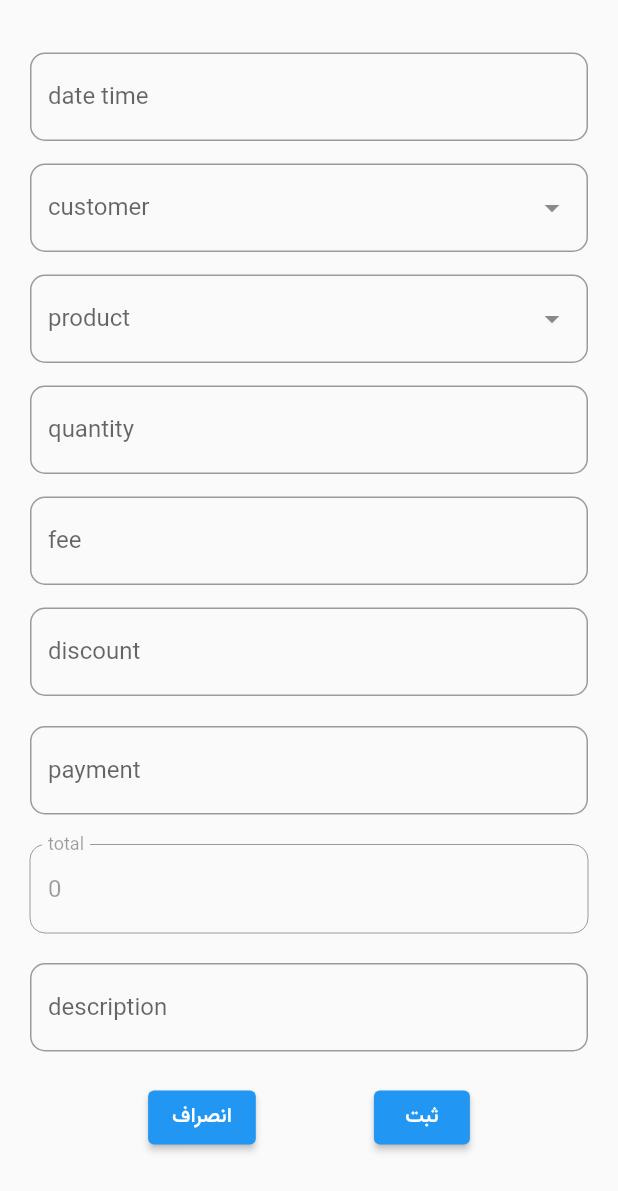
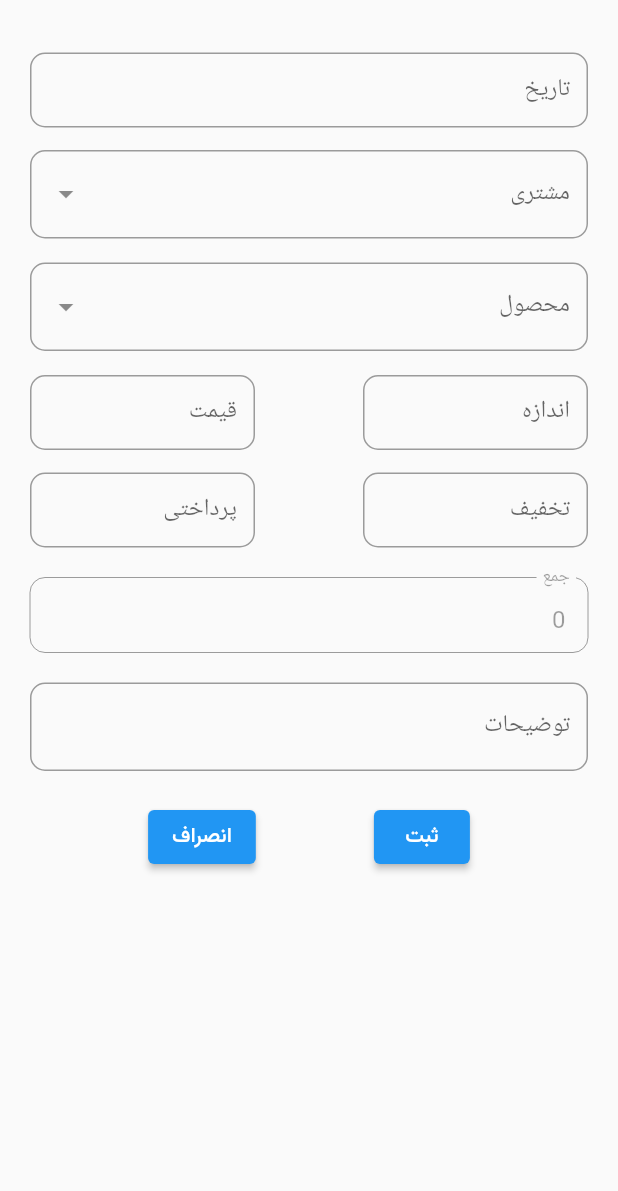
Before and after one commit to Galavani1994/accounting, a Flutter app: the Add screen opened directly, on a phone screen of 412 x 824 dp. Shown: the top 1191 px of the screen. Run offline on Flutter 3.47's test engine with Material 2 defaults, Android fonts, the phone set to English and light mode, and no system bars; drawn by our look-alikes of dropdown_search; our stand-ins replace pie_chart, quickalert, sqflite; missing offline and left inert: dart:ffi, persian_datetime_picker; accounts and stored records are empty.

```diff
--- a/lib/sale/Add.dart
+++ b/lib/sale/Add.dart
@@ -27,7 +27,8 @@ class _AddState extends State<Add> {
   TextEditingController paymentController = TextEditingController();
   TextEditingController totalController = TextEditingController(text: "0");
   TextEditingController descriptionController = TextEditingController();
-  TextEditingController dateTimeController = TextEditingController(text: Jalali.fromDateTime(DateTime.now()).formatCompactDate().toString());
+  TextEditingController dateTimeController = TextEditingController(
+      text: Jalali.fromDateTime(DateTime.now()).formatCompactDate().toString());
 
   var selectedCustomer;
   var selectedProduct;
@@ -36,11 +37,12 @@ class _AddState extends State<Add> {
 
   @override
   Widget build(BuildContext context) {
-
     return Scaffold(
       body: Padding(
         padding: const EdgeInsets.all(20.0),
         child: SingleChildScrollView(
+          child: Directionality(
+            textDirection: TextDirection.rtl,
             child: Column(
               crossAxisAlignment: CrossAxisAlignment.start,
               children: <Widget>[
@@ -51,21 +53,32 @@ class _AddState extends State<Add> {
                   controller: dateTimeController,
                   decoration: InputDecoration(
                       border: OutlineInputBorder(
-                        borderRadius: BorderRadius.all(Radius.circular(10))),
-                    labelText: "date time"),
+                          borderRadius: BorderRadius.all(Radius.circular(10)),
+                      ),
+                      labelText: "تاریخ",
+                  constraints: BoxConstraints.tightFor(height: 50)
+                  ),
                 ),
                 SizedBox(height: 15),
                 f_customer(),
                 SizedBox(height: 15),
                 f_product(),
                 SizedBox(height: 15),
+                Row(
+                  mainAxisAlignment: MainAxisAlignment.spaceBetween,
+                  children: [
                     f_quantity(),
+                    f_fee(),
+                  ],
+                ),
                 SizedBox(height: 15),
-              f_fee(),
-              SizedBox(height: 15),
+                Row(
+                  mainAxisAlignment: MainAxisAlignment.spaceBetween,
+                  children: [
                     f_discount(),
-              SizedBox(height: 20),
                     f_payment(),
+                  ],
+                ),
                 SizedBox(height: 20),
                 f_total(),
                 SizedBox(height: 20),
@@ -74,6 +87,15 @@ class _AddState extends State<Add> {
                 Row(
                   mainAxisAlignment: MainAxisAlignment.spaceEvenly,
                   children: [
+
+                    ElevatedButton(
+                        onPressed: () {
+                          save(context);
+                        },
+                        child: Text(
+                          "ثبت",
+                          style: TextStyle(fontFamily: "Vazir"),
+                        )),
                     ElevatedButton(
                         onPressed: () {
                           Navigator.of(context, rootNavigator: true).pop();
@@ -82,17 +104,10 @@ class _AddState extends State<Add> {
                           "انصراف",
                           style: TextStyle(fontFamily: "Vazir"),
                         )),
-                  ElevatedButton(
-                      onPressed: () {
-                        save(context);
-                      },
-                      child: Text(
-                        "ثبت",
-                        style: TextStyle(fontFamily: "Vazir"),
-                      )),
                   ],
                 )
               ],
+            ),
           ),
         ),
       ),
@@ -108,9 +123,11 @@ class _AddState extends State<Add> {
       onChanged: (Customer? data) => selectedCustomer = data?.id,
       dropdownDecoratorProps: DropDownDecoratorProps(
         dropdownSearchDecoration: InputDecoration(
-          labelText: "customer",
+          labelText: "مشتری",
           border: OutlineInputBorder(
               borderRadius: BorderRadius.all(Radius.circular(10))),
+          constraints: BoxConstraints.tightFor(height: 60)
+
         ),
       ),
     );
@@ -125,9 +142,10 @@ class _AddState extends State<Add> {
       onChanged: (Product? data) => selectedProduct = data?.id,
       dropdownDecoratorProps: DropDownDecoratorProps(
         dropdownSearchDecoration: InputDecoration(
-          labelText: "product",
+          labelText: "محصول",
           border: OutlineInputBorder(
               borderRadius: BorderRadius.all(Radius.circular(10))),
+          constraints: BoxConstraints.tightFor(height: 60)
         ),
       ),
     );
@@ -141,9 +159,8 @@ class _AddState extends State<Add> {
       decoration: const InputDecoration(
           border: OutlineInputBorder(
               borderRadius: BorderRadius.all(Radius.circular(10))),
-        hintText: 'Enter your quantity',
-        labelText: 'quantity',
-      ),
+          labelText: 'اندازه',
+          constraints: BoxConstraints.tightFor(width: 150,height: 50)),
     );
   }
 
@@ -155,9 +172,8 @@ class _AddState extends State<Add> {
       decoration: const InputDecoration(
           border: OutlineInputBorder(
               borderRadius: BorderRadius.all(Radius.circular(10))),
-        hintText: 'Enter fee',
-        labelText: 'fee',
-      ),
+          labelText: 'قیمت',
+          constraints: BoxConstraints.tightFor(width: 150,height: 50)),
       inputFormatters: [ThousandsSeparatorInputFormatter()],
     );
   }
@@ -170,9 +186,8 @@ class _AddState extends State<Add> {
       decoration: const InputDecoration(
           border: OutlineInputBorder(
               borderRadius: BorderRadius.all(Radius.circular(10))),
-        hintText: 'Enter discount',
-        labelText: 'discount',
-      ),
+          labelText: 'تخفیف',
+          constraints: BoxConstraints.tightFor(width: 150, height: 50)),
       inputFormatters: [ThousandsSeparatorInputFormatter()],
     );
   }
@@ -185,9 +200,8 @@ class _AddState extends State<Add> {
       decoration: const InputDecoration(
           border: OutlineInputBorder(
               borderRadius: BorderRadius.all(Radius.circular(10))),
-        hintText: 'Enter payment',
-        labelText: 'payment',
-      ),
+          labelText: 'پرداختی',
+          constraints: BoxConstraints.tightFor(width: 150, height: 50)),
       inputFormatters: [ThousandsSeparatorInputFormatter()],
     );
   }
@@ -199,7 +213,8 @@ class _AddState extends State<Add> {
       decoration: InputDecoration(
           border: OutlineInputBorder(
               borderRadius: BorderRadius.all(Radius.circular(10))),
-          labelText: "total"),
+          labelText: "جمع",
+      constraints: BoxConstraints.tightFor(height: 50)),
       keyboardType: TextInputType.number,
       inputFormatters: [ThousandsSeparatorInputFormatter()],
     );
@@ -211,7 +226,7 @@ class _AddState extends State<Add> {
       decoration: InputDecoration(
           border: OutlineInputBorder(
               borderRadius: BorderRadius.all(Radius.circular(10))),
-          labelText: "description"),
+          labelText: "توضیحات"),
     );
   }
 
@@ -289,6 +304,7 @@ class _AddState extends State<Add> {
     showAlert(context);
     FocusScope.of(context).unfocus();
   }
+
   void showAlert(BuildContext context) {
     QuickAlert.show(
         context: context,
--- a/pubspec.yaml
+++ b/pubspec.yaml
@@ -35,6 +35,9 @@ dependencies:
   dropdown_search: ^5.0.6
   intl: ^0.18.0
   persian_datetime_picker: ^2.5.0
+  auto_route: ^6.2.0
+  pie_chart: ^5.0.0
+  syncfusion_flutter_charts: ^21.1.39
 
   # The following adds the Cupertino Icons font to your application.
   # Use with the CupertinoIcons class for iOS style icons.
@@ -47,6 +50,7 @@ dev_dependencies:
   flutter_test:
     sdk: flutter
   floor_generator: ^1.4.1
+  auto_route_generator: ^6.2.0
   build_runner: ^2.1.2
   flutter_launcher_icons: "^0.12.0"
 
```
Also changed, not shown: lib/homePage.dart (added, +19 -0 lines), lib/report/SimpleChart.dart (added, +74 -0 lines), lib/report/repot.dart (+7 -3 lines), pubspec.lock, 1 other file. Lines whose indentation alone changed are shown as unchanged.
